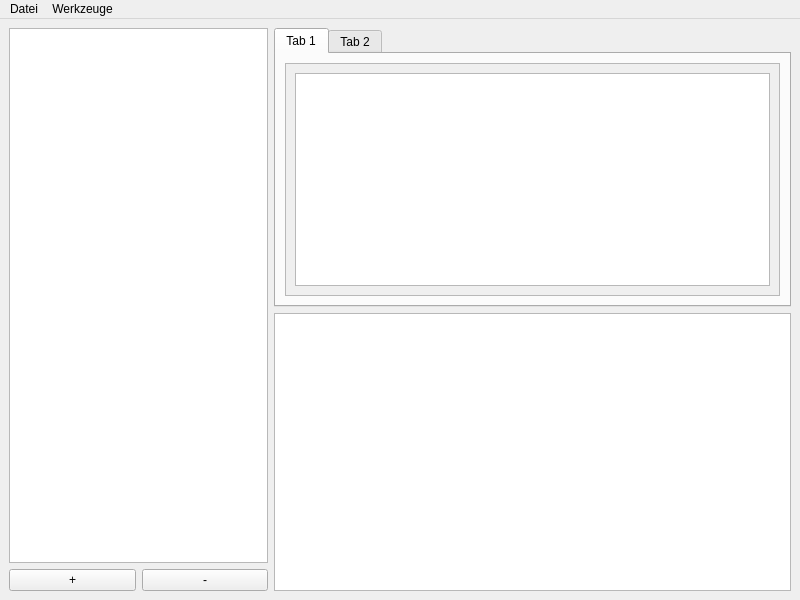
First picture: the form in ui/main_window.ui, repository Dragoncraft89/dsahelper, before the edit.
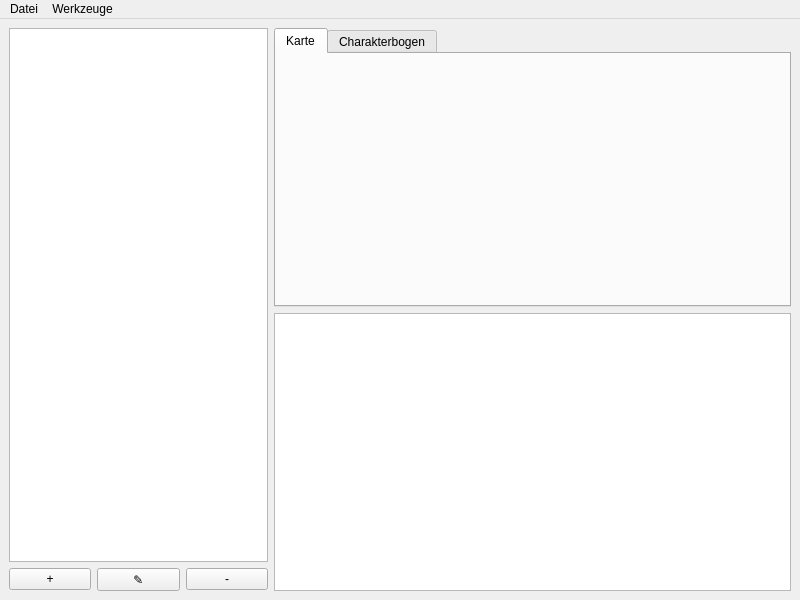
Second picture: the form after the edit.

Commit message: Temporary test backend and gui callbacks

Diff of the .ui file:
```diff
--- a/ui/main_window.ui
+++ b/ui/main_window.ui
@@ -34,6 +34,13 @@
             </property>
            </widget>
           </item>
+          <item>
+           <widget class="QPushButton" name="edit_player">
+            <property name="text">
+             <string>✎</string>
+            </property>
+           </widget>
+          </item>
           <item>
            <widget class="QPushButton" name="remove_player">
             <property name="text">
@@ -51,36 +58,13 @@
          <widget class="QTabWidget" name="tabWidget">
           <widget class="QWidget" name="map">
            <attribute name="title">
-            <string>Tab 1</string>
+            <string>Karte</string>
            </attribute>
-           <layout class="QGridLayout" name="gridLayout_2">
-            <item row="0" column="0">
-             <widget class="QScrollArea" name="scrollArea">
-              <property name="widgetResizable">
-               <bool>true</bool>
-              </property>
-              <widget class="QWidget" name="scrollAreaWidgetContents">
-               <property name="geometry">
-                <rect>
-                 <x>0</x>
-                 <y>0</y>
-                 <width>494</width>
-                 <height>211</height>
-                </rect>
-               </property>
-               <layout class="QGridLayout" name="gridLayout_3">
-                <item row="0" column="0">
-                 <widget class="QGraphicsView" name="graphicsView"/>
-                </item>
-               </layout>
-              </widget>
-             </widget>
-            </item>
-           </layout>
+           <layout class="QGridLayout" name="gridLayout_2"/>
           </widget>
           <widget class="QWidget" name="playerdata">
            <attribute name="title">
-            <string>Tab 2</string>
+            <string>Charakterbogen</string>
            </attribute>
           </widget>
          </widget>
```
Left out of the diff: 2 changed lines with no effect on the pictures. The commit also changes 5 other files.
